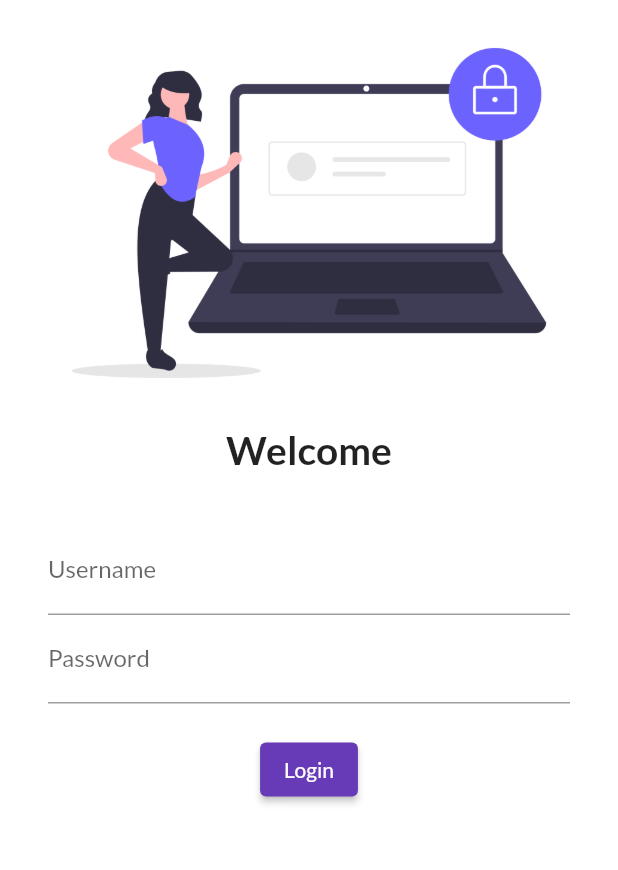
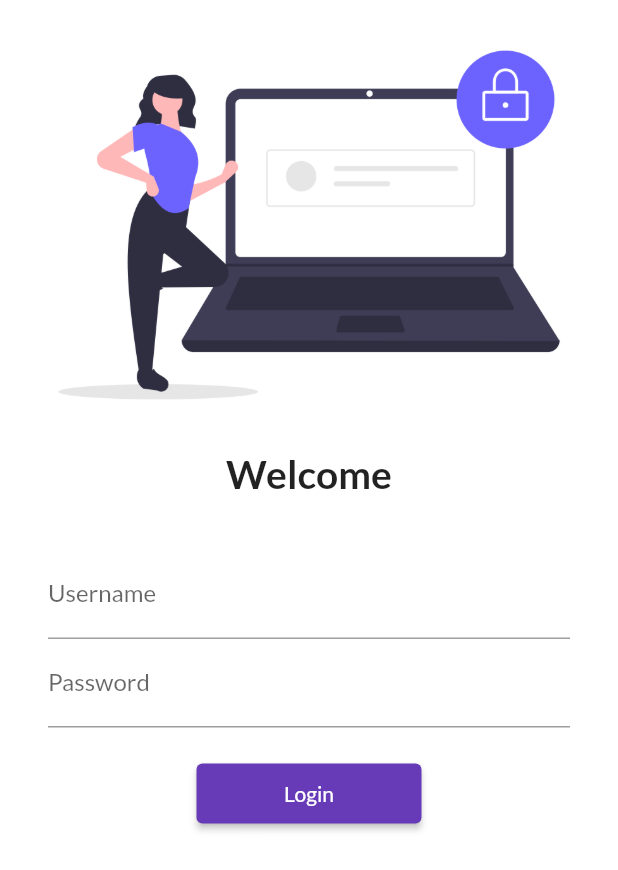
Before and after one commit to finix191/Catalouge_App, a Flutter app: the screen it shows after launch, on a phone screen of 412 x 824 dp. Shown: the top 870 px of the screen. Run offline on Flutter 3.47's test engine with Material 2 defaults, Android fonts, the phone set to English and light mode, and no system bars; our stand-ins replace google_fonts.

Commit message:
l5 completed

```diff
--- a/lib/main.dart
+++ b/lib/main.dart
@@ -1,8 +1,7 @@
-import 'dart:js';
-
 import 'package:flutter/material.dart';
 import 'package:flutter_application_1/pages/Login_page.dart';
 import 'package:flutter_application_1/pages/home_page.dart';
+import 'package:flutter_application_1/utils/routes.dart';
 import 'package:google_fonts/google_fonts.dart';
 import 'package:google_fonts/google_fonts.dart';
 
@@ -29,8 +28,8 @@ class MyApp extends StatelessWidget {
       initialRoute: "/Login_page",
       routes: {
         "/": (context) => Login_page(),
-        "/homepage": (context) => homepage(),
-        "/Login_page": (context) => Login_page(),
+        MyRoutes.homrroute: (context) => homepage(),
+        MyRoutes.loginRoute: (context) => Login_page(),
       },
     );
   }
--- a/lib/pages/Login_page.dart
+++ b/lib/pages/Login_page.dart
@@ -1,15 +1,18 @@
 import 'package:flutter/material.dart';
+import 'package:flutter_application_1/utils/routes.dart';
 
 class Login_page extends StatelessWidget {
   @override
   Widget build(BuildContext context) {
     return Material(
         color: Colors.white,
+        child: SingleChildScrollView(
           child: Column(
             children: [
               Image.asset(
                 "assets/images/login_image.png",
                 fit: BoxFit.cover,
+                height: 300,
               ),
               Text(
                 "Welcome",
@@ -22,8 +25,8 @@ class Login_page extends StatelessWidget {
                 height: 20.0,
               ),
               Padding(
-              padding:
-                  const EdgeInsets.symmetric(vertical: 16.0, horizontal: 32.0),
+                padding: const EdgeInsets.symmetric(
+                    vertical: 16.0, horizontal: 32.0),
                 child: Column(
                   children: [
                     TextFormField(
@@ -44,15 +47,18 @@ class Login_page extends StatelessWidget {
                     ),
                     ElevatedButton(
                       child: Text("Login"),
-                    style: TextButton.styleFrom(),
+                      style: TextButton.styleFrom(
+                        minimumSize: Size(150, 40),
+                      ),
                       onPressed: () {
-                      print("Hi Finix");
+                        Navigator.pushNamed(context, MyRoutes.homrroute);
                       },
                     )
                   ],
                 ),
               )
             ],
+          ),
         ));
   }
 }
--- /dev/null
+++ b/lib/utils/routes.dart
@@ -0,0 +1,4 @@
+class MyRoutes {
+  static String loginRoute = "/Login-page";
+  static String homrroute = "/home_page";
+}
```
Lines whose indentation alone changed are shown as unchanged.
